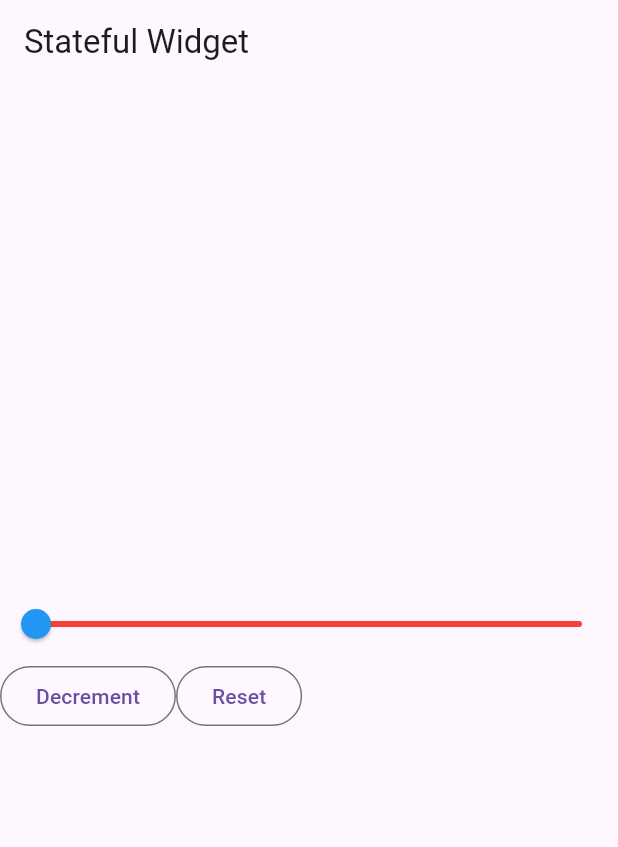
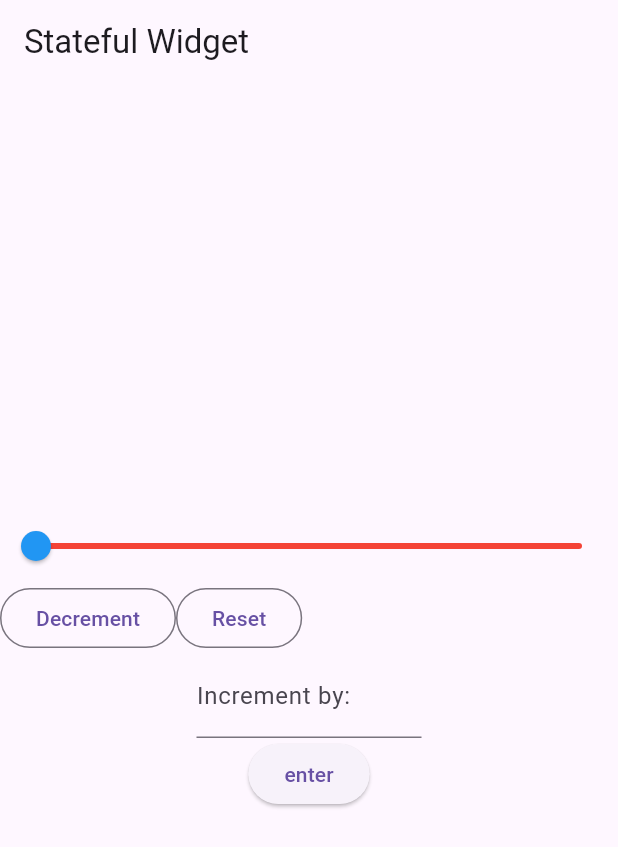
Before and after one commit to iKeiNagai/Mobile-Apps, a Flutter app: the screen it shows after launch, on a phone screen of 412 x 824 dp. Shown: the top 847 px of the screen. Run offline on Flutter 3.47's test engine with Material 3 defaults, Android fonts, the phone set to English and light mode, and no system bars.

Commit message:
increment by

```diff
--- a/skeleton/lib/main.dart
+++ b/skeleton/lib/main.dart
@@ -25,6 +25,7 @@ class CounterWidget extends StatefulWidget {
 
 class _CounterWidgetState extends State<CounterWidget> {
 //initial couter value
+final TextEditingController _controller1=TextEditingController();
   int _counter = 0;
   @override
   Widget build(BuildContext context) {
@@ -78,7 +79,28 @@ class _CounterWidgetState extends State<CounterWidget> {
                 child: Text('Reset'),
                 ),
             ],
-          )
+          ),
+          Container(
+            width: 150,
+            child: TextField(
+              decoration: InputDecoration(
+                labelText: 'Increment by:',
+              ),
+            controller: _controller1,
+            ),
+          ),
+          ElevatedButton(
+            onPressed:(){
+              setState(() {
+                int? _userValue = int.tryParse(_controller1.text);
+
+                if(_userValue != null && _counter < 100){
+                  _counter += _userValue;
+                }
+              });
+            },
+            child: Text('enter'),
+          ),
         ],
       ),
     );
```
Lines whose indentation alone changed are shown as unchanged.
